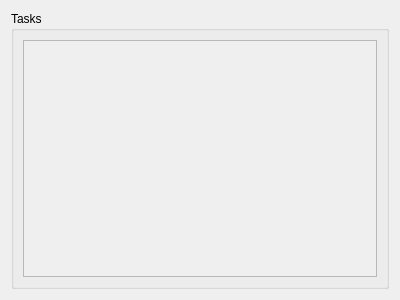
Old version of the form ui/ListWidget.ui in the repository datho7561/qt-todo.
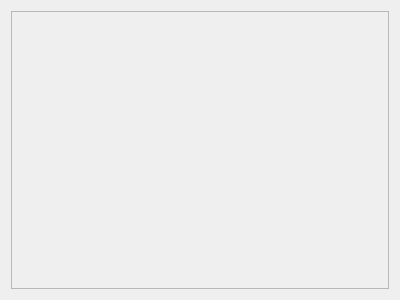
New version of the form.

Commit message: Rearranging some UI stuff I think

Diff of the .ui file:
```diff
--- a/ui/ListWidget.ui
+++ b/ui/ListWidget.ui
@@ -15,29 +15,20 @@
   </property>
   <layout class="QGridLayout" name="gridLayout">
    <item row="0" column="0">
-    <widget class="QGroupBox" name="groupBox">
-     <property name="title">
-      <string>Tasks</string>
-     </property>
-     <layout class="QGridLayout" name="gridLayout_2">
-      <item row="0" column="0">
-       <widget class="QScrollArea" name="scrollArea">
+    <widget class="QScrollArea" name="scroll_area">
         <property name="widgetResizable">
          <bool>true</bool>
         </property>
-        <widget class="QWidget" name="tasklist_items_area">
+     <widget class="QWidget" name="list_contents">
          <property name="geometry">
           <rect>
            <x>0</x>
            <y>0</y>
-           <width>354</width>
-           <height>244</height>
+        <width>380</width>
+        <height>280</height>
           </rect>
          </property>
         </widget>
-       </widget>
-      </item>
-     </layout>
     </widget>
    </item>
   </layout>
```
Left out of the diff: 4 changed lines with no effect on the pictures. Lines whose indentation alone changed are shown as unchanged. The commit also changes 3 other files.
